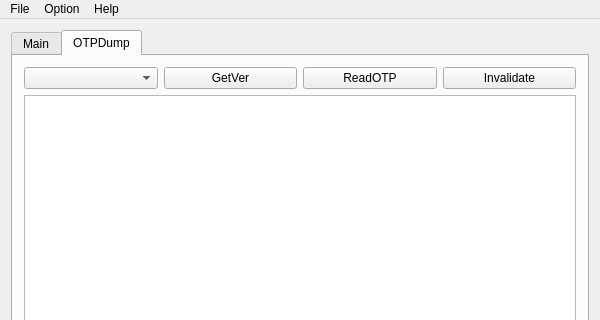
Before: the Qt Designer form Huangpu/fps_testexecutive.ui in fanmuzhi/huangpu, drawn with Qt 5; both pictures show x 0 to 600 and y 0 to 320 of the 600 by 700 pixel window.
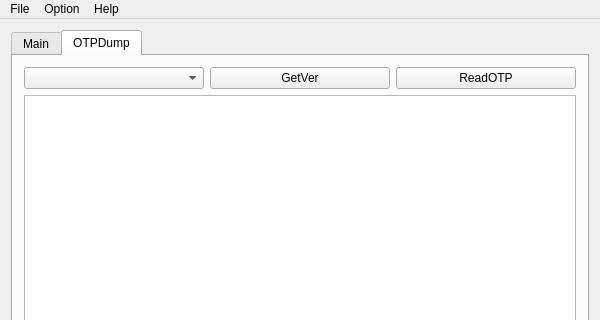
After: the same form once the commit is applied. The open tabs and pages were chosen to show the change.

Commit message: remove invalidate button,add invalidate config parameter

Diff of the .ui file:
```diff
--- a/Huangpu/fps_testexecutive.ui
+++ b/Huangpu/fps_testexecutive.ui
@@ -144,13 +144,6 @@
             </property>
            </widget>
           </item>
-          <item>
-           <widget class="QPushButton" name="pushButtonInvalidate">
-            <property name="text">
-             <string>Invalidate</string>
-            </property>
-           </widget>
-          </item>
          </layout>
         </item>
         <item>
```
Left out of the diff: 2 changed lines with no effect on the pictures. The commit also changes 8 other files.
